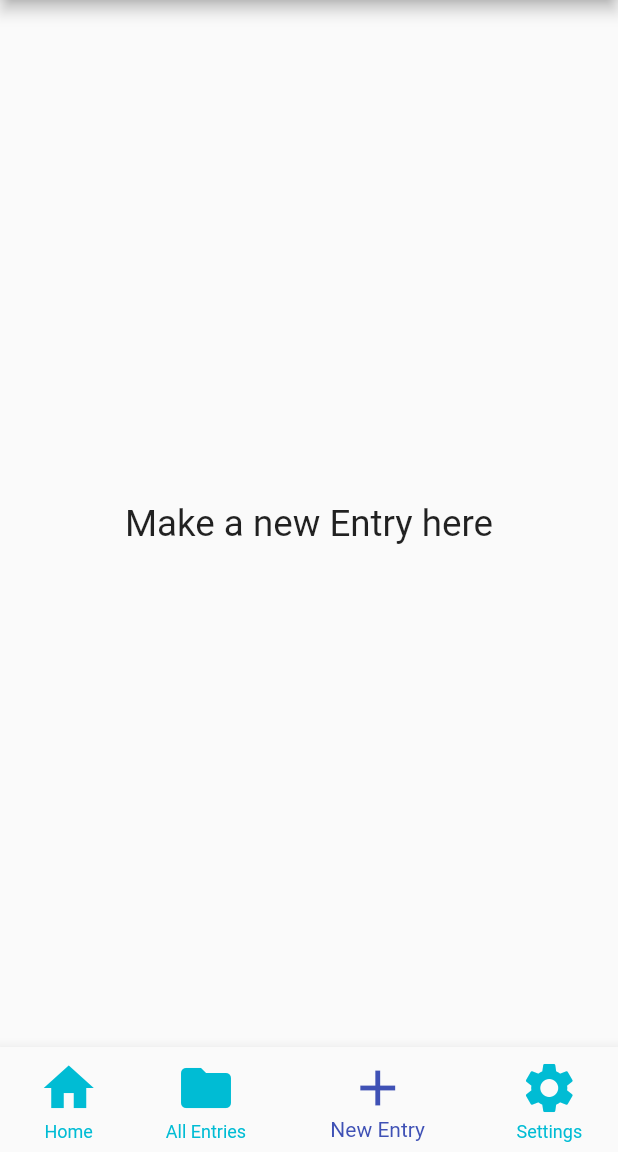
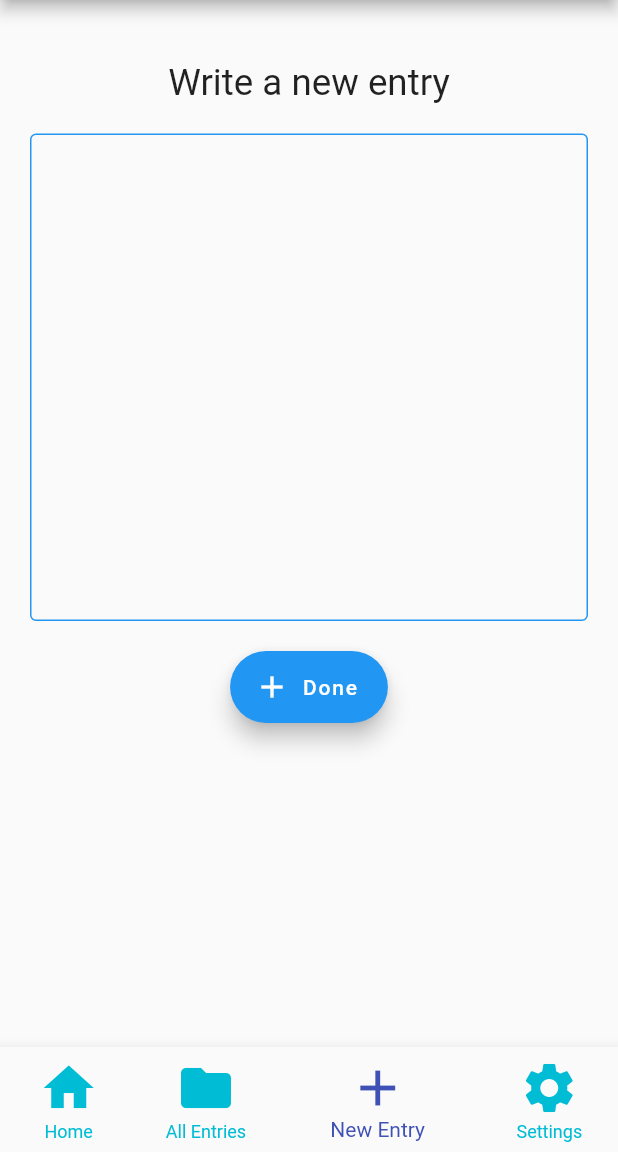
Before and after one commit to doanvalerie/GDSC-Phoenix, a Flutter app: the screen it shows after launch, item 3 of the bottom bar chosen, on a phone screen of 412 x 824 dp, the part 84-1236 px from its top. Run offline on Flutter 3.47's test engine with Material 2 defaults, Android fonts, the phone set to English and light mode, and no system bars.

Commit message:
Add text entry functionality

```diff
--- a/lib/add_entry_screen.dart
+++ b/lib/add_entry_screen.dart
@@ -1,14 +1,58 @@
 import 'package:flutter/material.dart';
+import 'home_screen.dart';
+/* import 'package:provider/provider.dart';
+import 'Providers/entry_data_provider'; */
 
-class NewEntry extends StatelessWidget {
+class NewEntry extends StatefulWidget {
   const NewEntry({Key? key}) : super(key: key);
 
   @override
+  State<NewEntry> createState() => _NewEntryState();
+}
+
+class _NewEntryState extends State<NewEntry> {
+  late String entryText;
+
+  @override
   Widget build(BuildContext context) {
-    return const Center(
-      child: Text(
-          'Make a new Entry here',
-          textScaleFactor: 1.75
+    return SingleChildScrollView(
+      child: Center(
+        child: Column(
+          children: [
+            Container(
+              margin: const EdgeInsets.fromLTRB(20, 40, 20, 0),
+              child: const Text('Write a new entry', textScaleFactor: 1.75),
+            ),
+            Container(
+              margin: const EdgeInsets.all(20),
+              child: TextFormField(
+                  onChanged: (value) => entryText = value,
+                  minLines: 15,
+                  maxLines: 15,
+                  decoration: const InputDecoration(
+                    enabledBorder: OutlineInputBorder(
+                      borderSide: BorderSide(
+                        color: Colors.blue,
+                      ),
+                    ),
+                    focusedBorder: OutlineInputBorder(
+                      borderSide: BorderSide(
+                        color: Colors.blue,
+                      ),
+                    ),
+                  )),
+            ),
+            FloatingActionButton.extended(
+              onPressed: () => {
+                // ignore: avoid_print
+                print(entryText),
+                const Home(),
+              },
+              label: const Text('Done'),
+              icon: const Icon(Icons.add),
+            )
+          ],
+        ),
       ),
     );
   }
```
